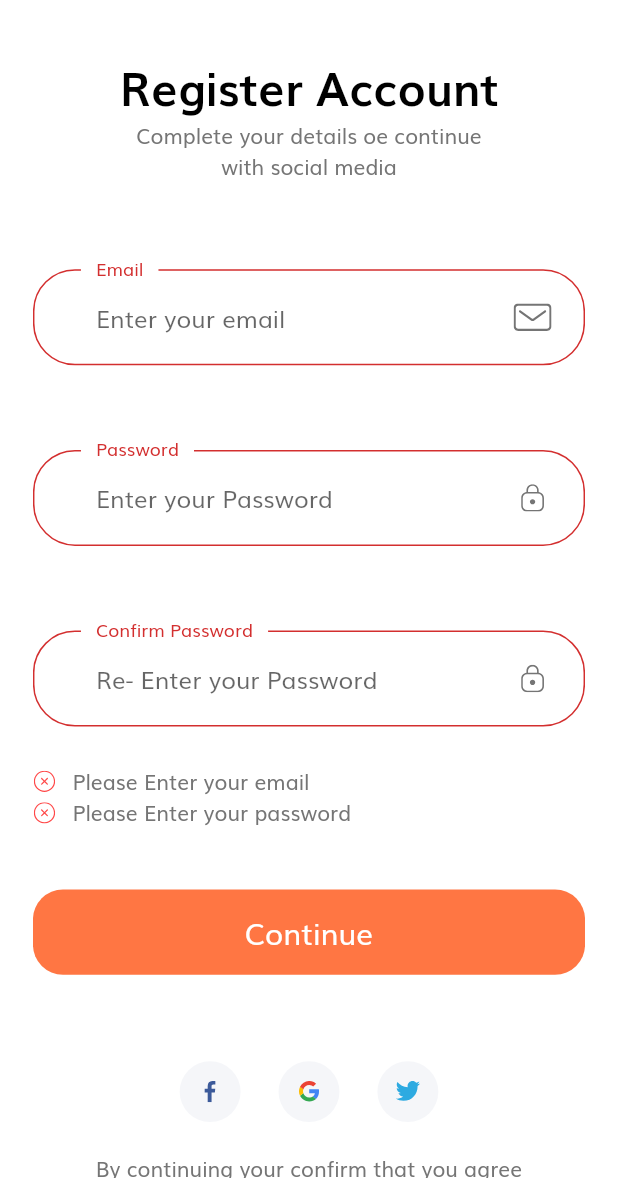
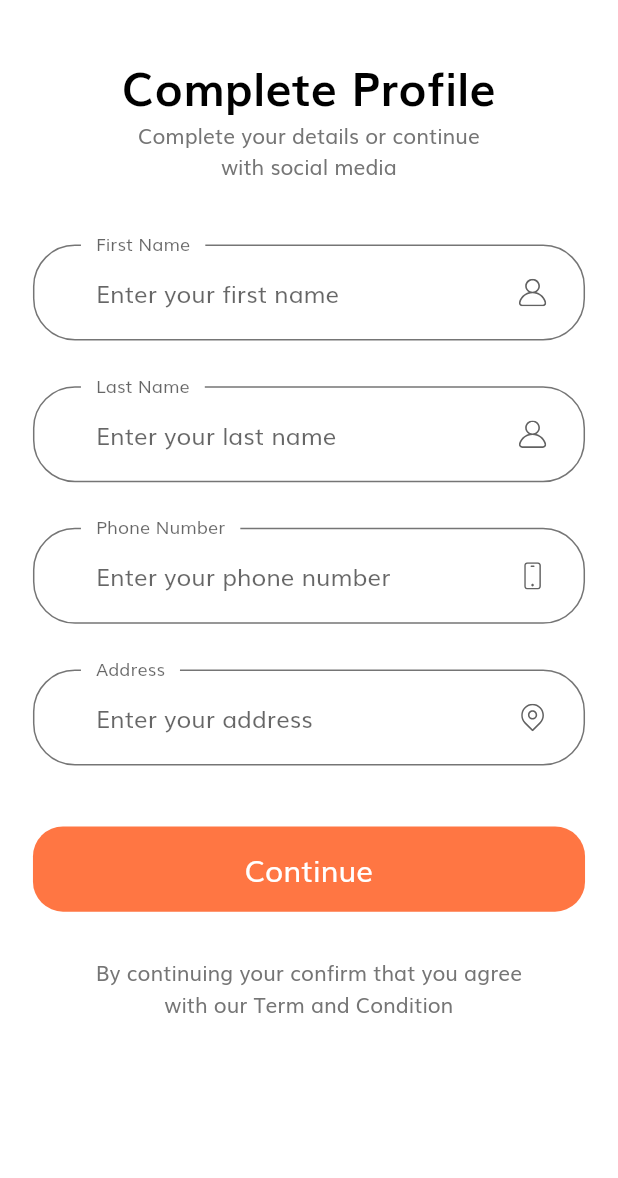
Before and after one commit to xrr2016/flutter-shop-app, a Flutter app: the SignupScreen screen opened by its route, after a tap on "Continue", on a phone screen of 412 x 824 dp, the part 58-1236 px from its top. Run offline on Flutter 3.47's test engine with Material 2 defaults, Android fonts, the phone set to English and light mode, and no system bars; our stand-ins replace flutter_svg.

Commit message:
feat: complete profile screen

```diff
--- a/lib/routes.dart
+++ b/lib/routes.dart
@@ -1,4 +1,5 @@
 import 'package:flutter/material.dart';
+import 'package:shop_app/screens/complete_proflie/complete_profile_screen.dart';
 import 'package:shop_app/screens/fogot_password/fogot_password_screen.dart';
 import 'package:shop_app/screens/login_success/login_success_screen.dart';
 import 'package:shop_app/screens/sign_in/signin_screen.dart';
@@ -9,6 +10,7 @@ final Map<String, WidgetBuilder> routes = {
   SplashScreen.routeName: (context) => SplashScreen(),
   SigninScreen.routeName: (context) => SigninScreen(),
   SignupScreen.routeName: (context) => SignupScreen(),
+  LoginSuccessScreen.routeName: (context) => LoginSuccessScreen(),
   FogotPasswordScreen.routeName: (context) => FogotPasswordScreen(),
-  LoginSuccessScreen.routeName: (context) => LoginSuccessScreen(),
+  CompleteProfileScreen.routeName: (conteext) => CompleteProfileScreen(),
 };
--- /dev/null
+++ b/lib/screens/complete_proflie/complete_profile_screen.dart
@@ -0,0 +1,15 @@
+import 'package:flutter/material.dart';
+import 'package:shop_app/screens/complete_proflie/components/complete_profile_body.dart';
+
+class CompleteProfileScreen extends StatelessWidget {
+  static String routeName = '/complete_profile';
+  @override
+  Widget build(BuildContext context) {
+    return Scaffold(
+      appBar: AppBar(
+        title: Text('Sign Up'),
+      ),
+      body: CompleteProfileBody(),
+    );
+  }
+}
--- /dev/null
+++ b/lib/screens/complete_proflie/components/complete_profile_body.dart
@@ -0,0 +1,41 @@
+import 'package:flutter/material.dart';
+import 'package:shop_app/size_config.dart';
+
+import '../../../constans.dart';
+import './complete_profile_form.dart';
+
+class CompleteProfileBody extends StatelessWidget {
+  @override
+  Widget build(BuildContext context) {
+    return SizedBox(
+      width: double.infinity,
+      child: Padding(
+        padding: EdgeInsets.symmetric(
+          horizontal: getProportionateScreenWidth(20),
+        ),
+        child: SingleChildScrollView(
+          child: Column(
+            children: [
+              SizedBox(height: SizeConfig.screenHeight * 0.02),
+              Text(
+                'Complete Profile',
+                style: headingStyle,
+              ),
+              Text(
+                "Complete your details or continue  \nwith social media",
+                textAlign: TextAlign.center,
+              ),
+              SizedBox(height: SizeConfig.screenHeight * 0.05),
+              CompleteProfileForm(),
+              SizedBox(height: getProportionateScreenHeight(30)),
+              Text(
+                "By continuing your confirm that you agree \nwith our Term and Condition",
+                textAlign: TextAlign.center,
+              )
+            ],
+          ),
+        ),
+      ),
+    );
+  }
+}
--- /dev/null
+++ b/lib/screens/complete_proflie/components/complete_profile_form.dart
@@ -0,0 +1,172 @@
+import 'package:flutter/material.dart';
+import 'package:shop_app/components/custom_suffix_icon.dart';
+import 'package:shop_app/components/default_button.dart';
+import 'package:shop_app/components/form_errors.dart';
+
+import '../../../constans.dart';
+import '../../../size_config.dart';
+
+class CompleteProfileForm extends StatefulWidget {
+  @override
+  _CompleteProfileFormState createState() => _CompleteProfileFormState();
+}
+
+class _CompleteProfileFormState extends State<CompleteProfileForm> {
+  final GlobalKey<FormState> _formKey = GlobalKey<FormState>();
+  final List<String> _errors = [];
+
+  String firstName;
+  String lastName;
+  String phone;
+  String address;
+
+  void addError({String error}) {
+    if (!_errors.contains(error)) {
+      _errors.add(error);
+    }
+  }
+
+  void removeError({String error}) {
+    if (_errors.contains(error)) {
+      _errors.remove(error);
+    }
+  }
+
+  @override
+  Widget build(BuildContext context) {
+    return Form(
+      key: _formKey,
+      child: Column(
+        children: [
+          buildFirstNameFormField(),
+          SizedBox(height: getProportionateScreenHeight(30)),
+          buildLastNameFormField(),
+          SizedBox(height: getProportionateScreenHeight(30)),
+          buildPhoneFormField(),
+          SizedBox(height: getProportionateScreenHeight(30)),
+          buildAddressFormField(),
+          FormErrors(errors: _errors),
+          SizedBox(height: getProportionateScreenHeight(40)),
+          DefaultButton(
+            text: 'Continue',
+            press: () {
+              if (_formKey.currentState.validate()) {
+                // GO
+              }
+            },
+          ),
+        ],
+      ),
+    );
+  }
+
+  TextFormField buildAddressFormField() {
+    return TextFormField(
+      keyboardType: TextInputType.streetAddress,
+      onSaved: (newValue) {
+        address = newValue;
+      },
+      onChanged: (value) {
+        if (value.isNotEmpty) {
+          removeError(error: kAddressNullError);
+        }
+        setState(() {});
+      },
+      validator: (value) {
+        if (value.isEmpty) {
+          addError(error: kAddressNullError);
+          return "";
+        }
+        setState(() {});
+        return null;
+      },
+      decoration: InputDecoration(
+        labelText: "Address",
+        hintText: "Enter your address",
+        floatingLabelBehavior: FloatingLabelBehavior.always,
+        suffixIcon: CustomSuffixIcon(
+          icon: "assets/icons/Location point.svg",
+        ),
+      ),
+    );
+  }
+
+  TextFormField buildPhoneFormField() {
+    return TextFormField(
+      keyboardType: TextInputType.phone,
+      onSaved: (newValue) {
+        phone = newValue;
+      },
+      onChanged: (value) {
+        if (value.isNotEmpty) {
+          removeError(error: kPhoneNumberNullError);
+        }
+        setState(() {});
+      },
+      validator: (value) {
+        if (value.isEmpty) {
+          addError(error: kPhoneNumberNullError);
+          return "";
+        }
+        setState(() {});
+        return null;
+      },
+      decoration: InputDecoration(
+        labelText: "Phone Number",
+        hintText: "Enter your phone number",
+        floatingLabelBehavior: FloatingLabelBehavior.always,
+        suffixIcon: CustomSuffixIcon(
+          icon: "assets/icons/Phone.svg",
+        ),
+      ),
+    );
+  }
+
+  TextFormField buildLastNameFormField() {
+    return TextFormField(
+      keyboardType: TextInputType.name,
+      onSaved: (newValue) {
+        lastName = newValue;
+      },
+      decoration: InputDecoration(
+        labelText: "Last Name",
+        hintText: "Enter your last name",
+        floatingLabelBehavior: FloatingLabelBehavior.always,
+        suffixIcon: CustomSuffixIcon(
+          icon: "assets/icons/User.svg",
+        ),
+      ),
+    );
+  }
+
+  TextFormField buildFirstNameFormField() {
+    return TextFormField(
+      keyboardType: TextInputType.name,
+      onSaved: (newValue) {
+        firstName = newValue;
+      },
+      onChanged: (value) {
+        if (value.isNotEmpty) {
+          removeError(error: kNamelNullError);
+        }
+        setState(() {});
+      },
+      validator: (value) {
+        if (value.isEmpty) {
+          addError(error: kNamelNullError);
+          return "";
+        }
+        setState(() {});
+        return null;
+      },
+      decoration: InputDecoration(
+        labelText: "First Name",
+        hintText: "Enter your first name",
+        floatingLabelBehavior: FloatingLabelBehavior.always,
+        suffixIcon: CustomSuffixIcon(
+          icon: "assets/icons/User.svg",
+        ),
+      ),
+    );
+  }
+}
--- a/lib/screens/sign_up/components/signup_form.dart
+++ b/lib/screens/sign_up/components/signup_form.dart
@@ -2,6 +2,7 @@ import 'package:flutter/material.dart';
 import 'package:shop_app/components/custom_suffix_icon.dart';
 import 'package:shop_app/components/default_button.dart';
 import 'package:shop_app/components/form_errors.dart';
+import 'package:shop_app/screens/complete_proflie/complete_profile_screen.dart';
 
 import '../../../constans.dart';
 import '../../../size_config.dart';
@@ -48,7 +49,7 @@ class _SignupFormState extends State<SignupForm> {
             text: 'Continue',
             press: () {
               if (_formKey.currentState.validate()) {
-                // Go
+                Navigator.pushNamed(context, CompleteProfileScreen.routeName);
               }
             },
           )
@@ -71,12 +72,12 @@ class _SignupFormState extends State<SignupForm> {
         return null;
       },
       validator: (value) {
-        if (value.isEmpty) {
-        } else if (password != confirmPassword) {
-          addError(error: kMatchPassError);
-        }
-        setState(() {});
-        return "";
+        // if (value.isEmpty) {
+        // } else if (password != value) {
+        //   addError(error: kMatchPassError);
+        // }
+        // setState(() {});
+        // return "";
       },
       decoration: InputDecoration(
         labelText: "Confirm Password",
@@ -106,13 +107,13 @@ class _SignupFormState extends State<SignupForm> {
         return null;
       },
       validator: (value) {
-        if (value.isEmpty && !_errors.contains(kPassNullError)) {
-          _errors.add(kPassNullError);
-        } else if (value.length < 8 && !_errors.contains(kShortPassError)) {
-          _errors.add(kShortPassError);
-        }
-        setState(() {});
-        return "";
+        // if (value.isEmpty && !_errors.contains(kPassNullError)) {
+        //   _errors.add(kPassNullError);
+        // } else if (value.length < 8 && !_errors.contains(kShortPassError)) {
+        //   _errors.add(kShortPassError);
+        // }
+        // setState(() {});
+        // return "";
       },
       decoration: InputDecoration(
         labelText: "Password",
@@ -140,13 +141,13 @@ class _SignupFormState extends State<SignupForm> {
         setState(() {});
       },
       validator: (value) {
-        if (value.isEmpty) {
-          addError(error: kEmailNullError);
-        } else if (!emailValidatorRegExp.hasMatch(value)) {
-          addError(error: kInvalidEmailError);
-        }
-        setState(() {});
-        return "";
+        // if (value.isEmpty) {
+        //   addError(error: kEmailNullError);
+        // } else if (!emailValidatorRegExp.hasMatch(value)) {
+        //   addError(error: kInvalidEmailError);
+        // }
+        // setState(() {});
+        // return "";
       },
       decoration: InputDecoration(
         labelText: "Email",
```
